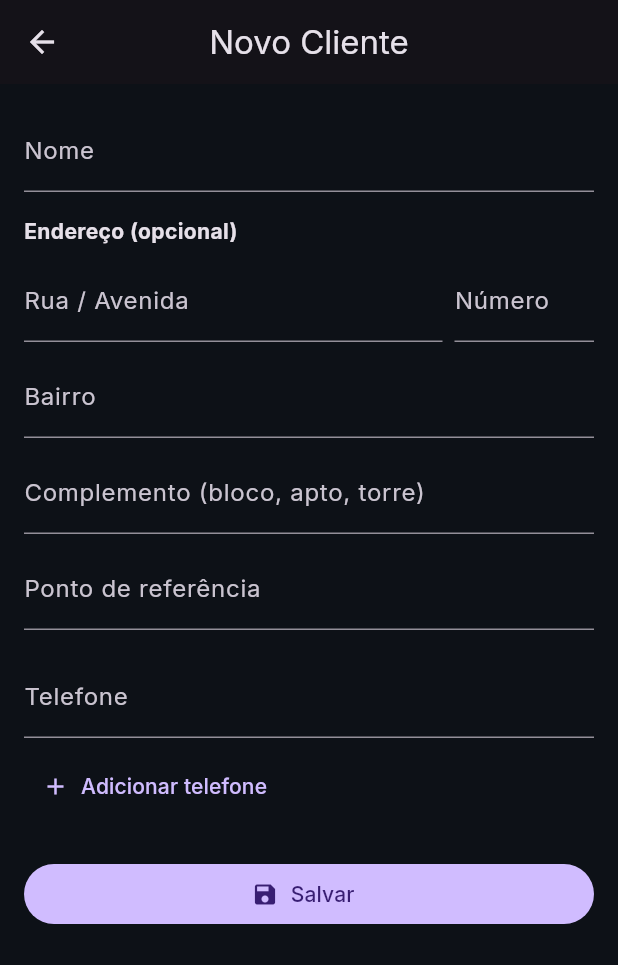
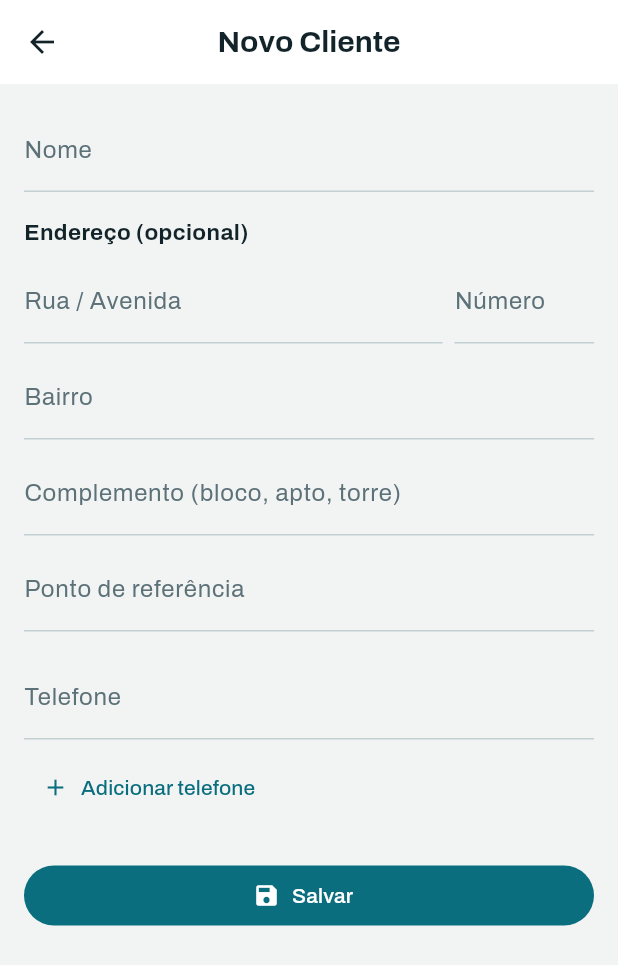
Before and after one commit to WilsonGorosthides/sgc_msclean, a Flutter app: the screen it shows after launch, after a tap on the "person add" icon, on a phone screen of 412 x 824 dp. Shown: the top 965 px of the screen. Run offline on Flutter 3.47's test engine with Material 3 defaults, Android fonts, the phone set to English and light mode, and no system bars; our stand-ins replace flutter_dotenv, google_fonts, supabase_flutter; accounts and stored records are empty.

Commit message:
refactor(tema): main.dart passa a usar o AppTheme
O ThemeData estava declarado inline no MyApp, com brightness escura,
scaffold #0D1117, um primaryColor #2196F3 que nao vinha de lugar nenhum e
a fonte Inter. Nenhum desses valores existe no design system.

Agora o main.dart so aponta para AppTheme.claro: o visual oficial do app
passa a ser o claro, e nao ha mais cor nem fonte declarada fora de
lib/theme/. O import do google_fonts sai do arquivo — quem o usa agora e
o app_typography.

Nenhuma tela e tocada. home_screen.dart e client_form_screen.dart ainda
tem cor hardcoded, e o retrofit delas e o proximo PR.

Parte da issue #60.

Co-Authored-By: Claude Opus 5 <noreply@anthropic.com>

```diff
--- a/lib/main.dart
+++ b/lib/main.dart
@@ -1,10 +1,9 @@
 import 'package:flutter/material.dart';
 import 'package:supabase_flutter/supabase_flutter.dart';
-import 'package:google_fonts/google_fonts.dart';
 import 'package:flutter_dotenv/flutter_dotenv.dart';
 
-
 import 'screens/home_screen.dart';
+import 'theme/app_theme.dart';
 
 void main() async {
   WidgetsFlutterBinding.ensureInitialized();
@@ -27,14 +26,9 @@ class MyApp extends StatelessWidget {
     return MaterialApp(
       debugShowCheckedModeBanner: false,
       title: 'MSClean SGC',
-      theme: ThemeData(
-        brightness: Brightness.dark,
-        primaryColor: const Color(0xFF2196F3),
-        scaffoldBackgroundColor: const Color(0xFF0D1117),
-        // Google Fonts para dar o ar profissional
-        textTheme: GoogleFonts.interTextTheme(ThemeData.dark().textTheme),
-      ),
-      // AQUI MUDOU: Apenas chame a tela, sem passar 'body'
+      // O tema vem inteiro do design system (docs/design-system.md); nenhuma
+      // cor ou fonte e declarada aqui.
+      theme: AppTheme.claro,
       home: const HomeScreen(),
     );
   }
```
